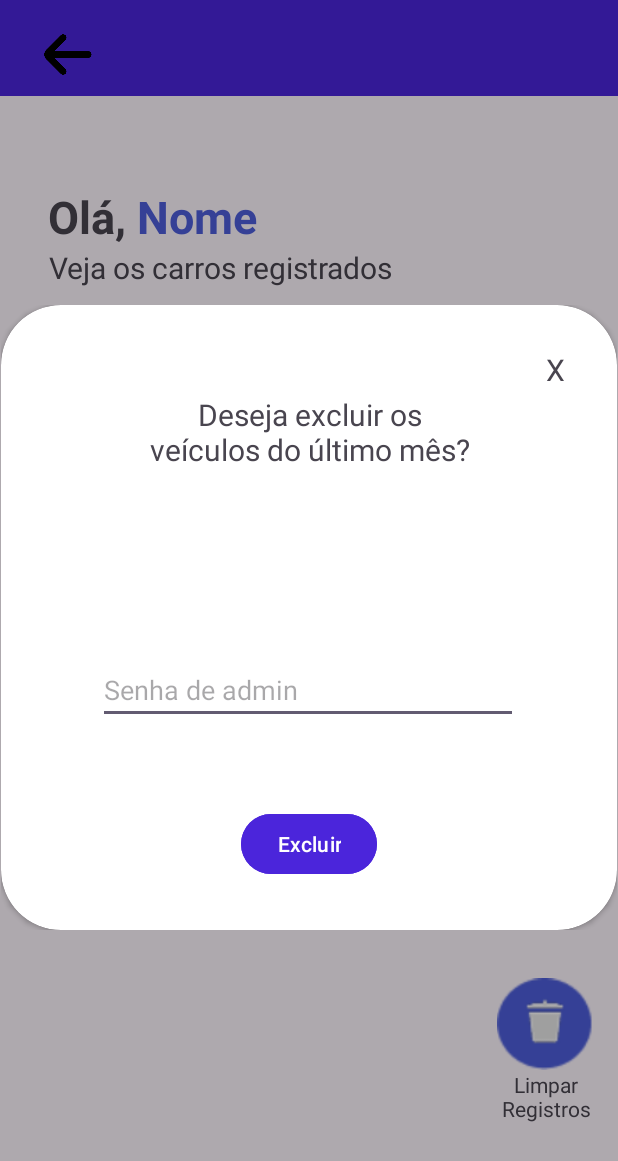
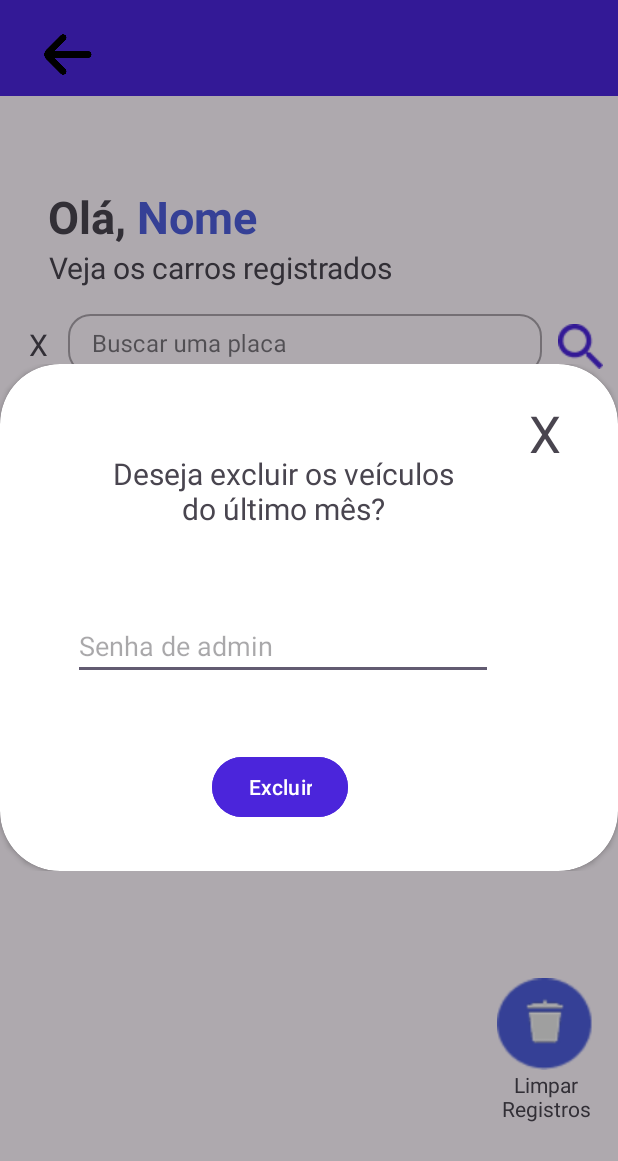
Before and after one commit to liviaizidorio/Projeto-JBS-Estacionamento, an Android app: the ListaCarros screen opened directly, with no data from a screen before it, after a tap on an icon or button, on a phone screen of 412 x 824 dp. Shown: the top 1161 px of the screen. Run offline under Robolectric (Android 15) with nearby library versions, the phone set to English and light mode, and no system bars; our stand-ins replace Firebase (no records; nobody signed in at launch, a user with empty details on screens opened directly).

Commit message:
Mudando visual dos cards e transferencia de dados

```diff
--- a/app/src/main/java/com/livia/projetojbs_estacionamento/CadastroAdmin.java
+++ b/app/src/main/java/com/livia/projetojbs_estacionamento/CadastroAdmin.java
@@ -98,7 +98,7 @@
                     db.collection("admin").add(admin);
                     Toast.makeText(CadastroAdmin.this, "Cadastro realizado com sucesso!", Toast.LENGTH_SHORT).show();
 
-                    Intent rota = new Intent(CadastroAdmin.this, ListaCarros.class);
+                    Intent rota = new Intent(CadastroAdmin.this, LoginAdmin.class);
                     rota.putExtra("NOME_USUARIO", nomeDigitado);  // envia o nome junto
                     startActivity(rota);
                     finish();
--- a/app/src/main/java/com/livia/projetojbs_estacionamento/CadastroUsuario.java
+++ b/app/src/main/java/com/livia/projetojbs_estacionamento/CadastroUsuario.java
@@ -72,7 +72,7 @@
                         Usuario usuario = new Usuario(nomeDigitado, emailDigitado, telefoneDigitado);
                         db.collection("usuario").add(usuario);
                         Toast.makeText(CadastroUsuario.this, "Cadastro realizado com sucesso!", Toast.LENGTH_SHORT).show();
-                        Intent rota = new Intent(CadastroUsuario.this, InfoVeiculos.class);
+                        Intent rota = new Intent(CadastroUsuario.this, LoginUsuario.class);
                         startActivity(rota);
                     } else if (resultado == 2) {
                         Toast.makeText(CadastroUsuario.this, "Telefone já cadastrado.", Toast.LENGTH_SHORT).show();
--- a/app/src/main/res/layout/confirmar_exclusao.xml
+++ b/app/src/main/res/layout/confirmar_exclusao.xml
@@ -7,21 +7,22 @@
     app:cardCornerRadius="40dp">
 
     <androidx.constraintlayout.widget.ConstraintLayout
-        android:layout_width="400dp"
-        android:layout_height="406dp"
+        android:layout_width="401dp"
+        android:layout_height="327dp"
         android:layout_margin="5dp"
         android:backgroundTint="#FFFFFF">
 
         <TextView
             android:id="@+id/perguntaExcluir"
-            android:layout_width="245dp"
-            android:layout_height="124dp"
+            android:layout_width="251dp"
+            android:layout_height="67dp"
             android:layout_marginTop="44dp"
             android:padding="10dp"
             android:text="Deseja excluir os veículos do último mês?"
             android:textAlignment="center"
             android:textSize="20sp"
             app:layout_constraintEnd_toEndOf="parent"
+            app:layout_constraintHorizontal_bias="0.387"
             app:layout_constraintStart_toStartOf="parent"
             app:layout_constraintTop_toTopOf="parent" />
 
@@ -29,10 +30,10 @@
             android:id="@+id/inputPlaca"
             android:layout_width="280dp"
             android:layout_height="42dp"
-            android:layout_marginTop="64dp"
+            android:layout_marginTop="52dp"
             android:hint="Senha de admin"
             app:layout_constraintEnd_toEndOf="parent"
-            app:layout_constraintHorizontal_bias="0.496"
+            app:layout_constraintHorizontal_bias="0.358"
             app:layout_constraintStart_toStartOf="parent"
             app:layout_constraintTop_toBottomOf="@+id/perguntaExcluir" />
 
@@ -40,21 +41,22 @@
             android:id="@+id/botaoRegistrar"
             android:layout_width="wrap_content"
             android:layout_height="wrap_content"
-            android:layout_marginTop="56dp"
+            android:layout_marginTop="39dp"
             android:backgroundTint="#4B25DB"
             android:text="Excluir"
             app:layout_constraintBottom_toBottomOf="parent"
             app:layout_constraintEnd_toEndOf="parent"
+            app:layout_constraintHorizontal_bias="0.438"
             app:layout_constraintStart_toStartOf="parent"
             app:layout_constraintTop_toBottomOf="@+id/inputPlaca"
-            app:layout_constraintVertical_bias="0.0" />
+            app:layout_constraintVertical_bias="0.228" />
 
         <TextView
             android:id="@+id/fecharCard"
             android:layout_width="wrap_content"
             android:layout_height="wrap_content"
             android:text="X"
-            android:textSize="20sp"
+            android:textSize="34sp"
             app:layout_constraintBottom_toBottomOf="parent"
             app:layout_constraintEnd_toEndOf="parent"
             app:layout_constraintHorizontal_bias="0.542"
```
Also changed, not shown: app/src/main/res/layout/activity_cadastro_admin.xml (+4 -4 lines), app/src/main/res/layout/activity_login_admin.xml (+4 -4 lines), app/src/main/res/layout/registrar_saida.xml (+7 -6 lines).
